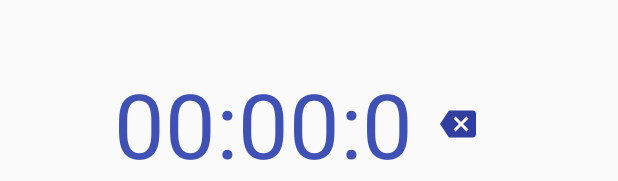
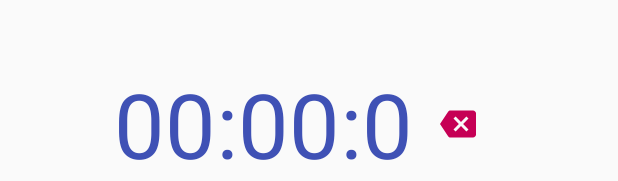
Before and after one commit to torrentcome/frinotec, an Android app: the layout activity_main.xml on its own in the app's theme, with its tools: preview values and no code run, on a phone screen of 412 x 824 dp. Shown: the part 1052-1233 px from the top of the screen. Run offline under Robolectric (Android 15) with nearby library versions, the phone set to English and light mode, and no system bars.

Commit message:
add icon and design

```diff
--- a/app/src/main/java/torrentcome/frinotec/view/Chronometre.java
+++ b/app/src/main/java/torrentcome/frinotec/view/Chronometer.java
@@ -1,5 +1,4 @@
 package torrentcome.frinotec.view;
-
 
 import android.content.Context;
 import android.os.Handler;
@@ -10,13 +9,19 @@ import android.widget.TextView;
 
 import java.text.DecimalFormat;
 
-public class Chronometre extends TextView {
+/**
+ * Created by come on 08/05/2017.
+ */
+
+public class Chronometer extends TextView {
+    private long timeWhenStopped = 0;
+
     @SuppressWarnings("unused")
     private static final String TAG = "Chronometer";
 
     public interface OnChronometerTickListener {
 
-        void onChronometerTick(Chronometre chronometer);
+        void onChronometerTick(Chronometer chronometer);
     }
 
     private long mBase;
@@ -29,16 +34,17 @@ public class Chronometre extends TextView {
 
     private long timeElapsed;
 
-    public Chronometre(Context context) {
-        this (context, null, 0);
+    public Chronometer(Context context) {
+        this(context, null, 0);
     }
 
-    public Chronometre(Context context, AttributeSet attrs) {
-        this (context, attrs, 0);
+    public Chronometer(Context context, AttributeSet attrs) {
+        this(context, attrs, 0);
     }
 
-    public Chronometre(Context context, AttributeSet attrs, int defStyle) {
-        super (context, attrs, defStyle);
+    public Chronometer(Context context, AttributeSet attrs, int defStyle) {
+        super(context, attrs, defStyle);
+
         init();
     }
 
@@ -67,15 +73,22 @@ public class Chronometre extends TextView {
     }
 
     public void start() {
+        setBase(SystemClock.elapsedRealtime() - timeWhenStopped);
         mStarted = true;
         updateRunning();
     }
 
     public void stop() {
         mStarted = false;
+        timeWhenStopped = SystemClock.elapsedRealtime() - getBase();
         updateRunning();
     }
 
+    public void reset() {
+        stop();
+        setBase(SystemClock.elapsedRealtime());
+        timeWhenStopped = 0;
+    }
 
     public void setStarted(boolean started) {
         mStarted = started;
@@ -84,14 +97,14 @@ public class Chronometre extends TextView {
 
     @Override
     protected void onDetachedFromWindow() {
-        super .onDetachedFromWindow();
+        super.onDetachedFromWindow();
         mVisible = false;
         updateRunning();
     }
 
     @Override
     protected void onWindowVisibilityChanged(int visibility) {
-        super .onWindowVisibilityChanged(visibility);
+        super.onWindowVisibilityChanged(visibility);
         mVisible = visibility == VISIBLE;
         updateRunning();
     }
@@ -101,16 +114,16 @@ public class Chronometre extends TextView {
 
         DecimalFormat df = new DecimalFormat("00");
 
-        int hours = (int)(timeElapsed / (3600 * 1000));
-        int remaining = (int)(timeElapsed % (3600 * 1000));
+        int hours = (int) (timeElapsed / (3600 * 1000));
+        int remaining = (int) (timeElapsed % (3600 * 1000));
 
-        int minutes = (int)(remaining / (60 * 1000));
-        remaining = (int)(remaining % (60 * 1000));
+        int minutes = (int) (remaining / (60 * 1000));
+        remaining = (int) (remaining % (60 * 1000));
 
-        int seconds = (int)(remaining / 1000);
-        remaining = (int)(remaining % (1000));
+        int seconds = (int) (remaining / 1000);
+        remaining = (int) (remaining % (1000));
 
-        int milliseconds = (int)(((int)timeElapsed % 1000) / 100);
+        int milliseconds = (int) (((int) timeElapsed % 1000) / 100);
 
         String text = "";
 
@@ -145,7 +158,7 @@ public class Chronometre extends TextView {
             if (mRunning) {
                 updateText(SystemClock.elapsedRealtime());
                 dispatchChronometerTick();
-                sendMessageDelayed(Message.obtain(this , TICK_WHAT),
+                sendMessageDelayed(Message.obtain(this, TICK_WHAT),
                         100);
             }
         }
--- a/app/src/main/res/drawable/ic_backspace_black_24dp.xml
+++ b/app/src/main/res/drawable/ic_backspace_black_24dp.xml
@@ -4,6 +4,6 @@
     android:viewportHeight="24.0"
     android:viewportWidth="24.0">
     <path
-        android:fillColor="@color/colorPrimaryDark"
+        android:fillColor="@color/colorAccentDark"
         android:pathData="M22,3L7,3c-0.69,0 -1.23,0.35 -1.59,0.88L0,12l5.41,8.11c0.36,0.53 0.9,0.89 1.59,0.89h15c1.1,0 2,-0.9 2,-2L24,5c0,-1.1 -0.9,-2 -2,-2zM19,15.59L17.59,17 14,13.41 10.41,17 9,15.59 12.59,12 9,8.41 10.41,7 14,10.59 17.59,7 19,8.41 15.41,12 19,15.59z" />
 </vector>
--- /dev/null
+++ b/app/src/main/res/drawable/ripple.xml
@@ -0,0 +1,11 @@
+<?xml version="1.0" encoding="utf-8"?>
+<ripple xmlns:android="http://schemas.android.com/apk/res/android"
+    xmlns:tools="http://schemas.android.com/tools"
+    android:color="@color/colorAccentLight"
+    tools:targetApi="lollipop">
+    <item android:id="@android:id/mask">
+        <shape android:shape="rectangle">
+            <solid android:color="@color/colorAccentLight" />
+        </shape>
+    </item>
+</ripple>
--- a/app/src/main/res/layout/activity_main.xml
+++ b/app/src/main/res/layout/activity_main.xml
@@ -1,6 +1,5 @@
 <?xml version="1.0" encoding="utf-8"?>
 <RelativeLayout xmlns:android="http://schemas.android.com/apk/res/android"
-    xmlns:tools="http://schemas.android.com/tools"
     android:layout_width="match_parent"
     android:layout_height="match_parent">
 
@@ -9,7 +8,13 @@
         android:layout_width="fill_parent"
         android:layout_height="fill_parent"
         android:layout_alignParentStart="true"
-        android:layout_alignParentTop="true" />
+        android:layout_alignParentTop="true"/>
+
+    <FrameLayout
+        android:id="@+id/click_zone"
+        android:layout_width="fill_parent"
+        android:layout_height="fill_parent"
+        android:background="@drawable/ripple"/>
 
     <LinearLayout
         android:id="@+id/linearLayout"
@@ -20,7 +25,7 @@
         android:layout_alignParentBottom="true"
         android:layout_alignParentStart="true">
 
-        <torrentcome.frinotec.view.Chronometre
+        <torrentcome.frinotec.view.Chronometer
             android:id="@+id/chronometer1"
             android:layout_width="wrap_content"
             android:layout_height="wrap_content"
@@ -31,8 +36,8 @@
             android:id="@+id/button1"
             android:layout_width="60dp"
             android:layout_height="match_parent"
-            android:background="@null"
             android:padding="4dp"
+            android:background="@drawable/ripple"
             android:src="@drawable/ic_backspace_black_24dp" />
 
     </LinearLayout>
--- a/app/src/main/res/values/colors.xml
+++ b/app/src/main/res/values/colors.xml
@@ -1,6 +1,10 @@
 <?xml version="1.0" encoding="utf-8"?>
 <resources>
-    <color name="colorPrimary">#3F51B5</color>
-    <color name="colorPrimaryDark">#303F9F</color>
+    <color name="colorPrimary">#3f51b5</color>
+    <color name="colorPrimaryDark">#002984</color>
+    <color name="colorPrimaryLight">#757de8</color>
+
     <color name="colorAccent">#FF4081</color>
+    <color name="colorAccentDark">#c60055</color>
+    <color name="colorAccentLight">#ff79b0</color>
 </resources>
```
Also changed, not shown: app/src/main/java/torrentcome/frinotec/MainActivity.java (+8 -11 lines), app/src/main/ic_launcher-web.png (added), app/src/main/res/mipmap-hdpi/ic_launcher.png, app/src/main/res/mipmap-mdpi/ic_launcher.png, app/src/main/res/mipmap-xhdpi/ic_launcher.png, app/src/main/res/mipmap-xxhdpi/ic_launcher.png, app/src/main/res/mipmap-xxxhdpi/ic_launcher.png.
